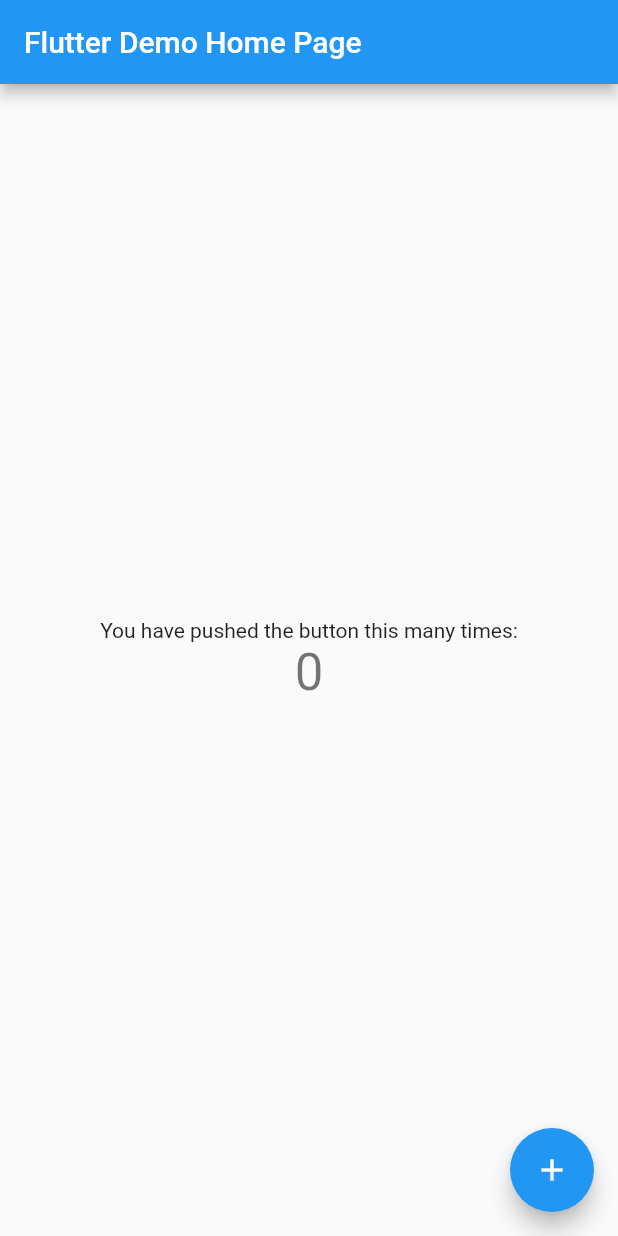
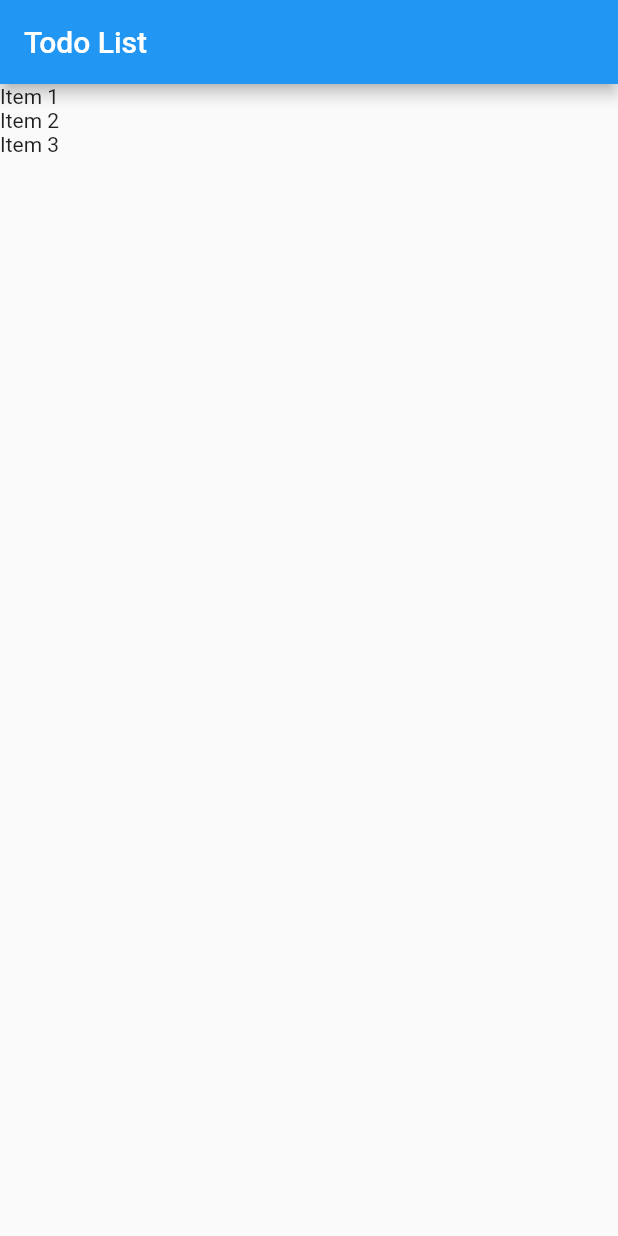
Before and after one commit to FillipeEduardo/TodoListFlutter, a Flutter app: the screen it shows after launch, on a phone screen of 412 x 824 dp. Run offline on Flutter 3.47's test engine with Material 2 defaults, Android fonts, the phone set to English and light mode, and no system bars.

Commit message:
criacao do model item e do listview

```diff
--- /dev/null
+++ b/lib/Models/item.dart
@@ -0,0 +1,18 @@
+class Item {
+  String? title;
+  bool? done;
+
+  Item({this.title, this.done});
+
+  Item.fromJson(Map<String, dynamic> json) {
+    title = json['title'];
+    done = json['done'];
+  }
+
+  Map<String, dynamic> toJson() {
+    final Map<String, dynamic> data = new Map<String, dynamic>();
+    data['title'] = this.title;
+    data['done'] = this.done;
+    return data;
+  }
+}
--- a/lib/main.dart
+++ b/lib/main.dart
@@ -1,115 +1,50 @@
 import 'package:flutter/material.dart';
 
+import 'Models/item.dart';
+
 void main() {
-  runApp(const MyApp());
+  runApp(const App());
 }
 
-class MyApp extends StatelessWidget {
-  const MyApp({Key? key}) : super(key: key);
+class App extends StatelessWidget {
+  const App({Key? key}) : super(key: key);
 
-  // This widget is the root of your application.
   @override
   Widget build(BuildContext context) {
     return MaterialApp(
-      title: 'Flutter Demo',
-      theme: ThemeData(
-        // This is the theme of your application.
-        //
-        // Try running your application with "flutter run". You'll see the
-        // application has a blue toolbar. Then, without quitting the app, try
-        // changing the primarySwatch below to Colors.green and then invoke
-        // "hot reload" (press "r" in the console where you ran "flutter run",
-        // or simply save your changes to "hot reload" in a Flutter IDE).
-        // Notice that the counter didn't reset back to zero; the application
-        // is not restarted.
-        primarySwatch: Colors.blue,
-      ),
-      home: const MyHomePage(title: 'Flutter Demo Home Page'),
+      title: 'Todo App',
+      debugShowCheckedModeBanner: false,
+      theme: ThemeData(primarySwatch: Colors.blue),
+      home: HomePage(),
     );
   }
 }
 
-class MyHomePage extends StatefulWidget {
-  const MyHomePage({Key? key, required this.title}) : super(key: key);
+class HomePage extends StatefulWidget {
+  List<Item> items = [];
 
-  // This widget is the home page of your application. It is stateful, meaning
-  // that it has a State object (defined below) that contains fields that affect
-  // how it looks.
-
-  // This class is the configuration for the state. It holds the values (in this
-  // case the title) provided by the parent (in this case the App widget) and
-  // used by the build method of the State. Fields in a Widget subclass are
-  // always marked "final".
-
-  final String title;
-
-  @override
-  State<MyHomePage> createState() => _MyHomePageState();
-}
-
-class _MyHomePageState extends State<MyHomePage> {
-  int _counter = 0;
-
-  void _incrementCounter() {
-    setState(() {
-      // This call to setState tells the Flutter framework that something has
-      // changed in this State, which causes it to rerun the build method below
-      // so that the display can reflect the updated values. If we changed
-      // _counter without calling setState(), then the build method would not be
-      // called again, and so nothing would appear to happen.
-      _counter++;
-    });
+  HomePage() {
+    items.add(Item(title: "Item 1", done: false));
+    items.add(Item(title: "Item 2", done: true));
+    items.add(Item(title: "Item 3", done: false));
   }
 
   @override
+  State<HomePage> createState() => _HomePageState();
+}
+
+class _HomePageState extends State<HomePage> {
+  @override
   Widget build(BuildContext context) {
-    // This method is rerun every time setState is called, for instance as done
-    // by the _incrementCounter method above.
-    //
-    // The Flutter framework has been optimized to make rerunning build methods
-    // fast, so that you can just rebuild anything that needs updating rather
-    // than having to individually change instances of widgets.
     return Scaffold(
-      appBar: AppBar(
-        // Here we take the value from the MyHomePage object that was created by
-        // the App.build method, and use it to set our appbar title.
-        title: Text(widget.title),
-      ),
-      body: Center(
-        // Center is a layout widget. It takes a single child and positions it
-        // in the middle of the parent.
-        child: Column(
-          // Column is also a layout widget. It takes a list of children and
-          // arranges them vertically. By default, it sizes itself to fit its
-          // children horizontally, and tries to be as tall as its parent.
-          //
-          // Invoke "debug painting" (press "p" in the console, choose the
-          // "Toggle Debug Paint" action from the Flutter Inspector in Android
-          // Studio, or the "Toggle Debug Paint" command in Visual Studio Code)
-          // to see the wireframe for each widget.
-          //
-          // Column has various properties to control how it sizes itself and
-          // how it positions its children. Here we use mainAxisAlignment to
-          // center the children vertically; the main axis here is the vertical
-          // axis because Columns are vertical (the cross axis would be
-          // horizontal).
-          mainAxisAlignment: MainAxisAlignment.center,
-          children: <Widget>[
-            const Text(
-              'You have pushed the button this many times:',
-            ),
-            Text(
-              '$_counter',
-              style: Theme.of(context).textTheme.headline4,
-            ),
-          ],
+        appBar: AppBar(
+          title: Text("Todo List"),
         ),
-      ),
-      floatingActionButton: FloatingActionButton(
-        onPressed: _incrementCounter,
-        tooltip: 'Increment',
-        child: const Icon(Icons.add),
-      ), // This trailing comma makes auto-formatting nicer for build methods.
-    );
+        body: ListView.builder(
+          itemCount: widget.items.length,
+          itemBuilder: (BuildContext ctx, int index) {
+            return Text(widget.items[index].title!);
+          },
+        ));
   }
 }
```
Also changed, not shown: 1 other file.
